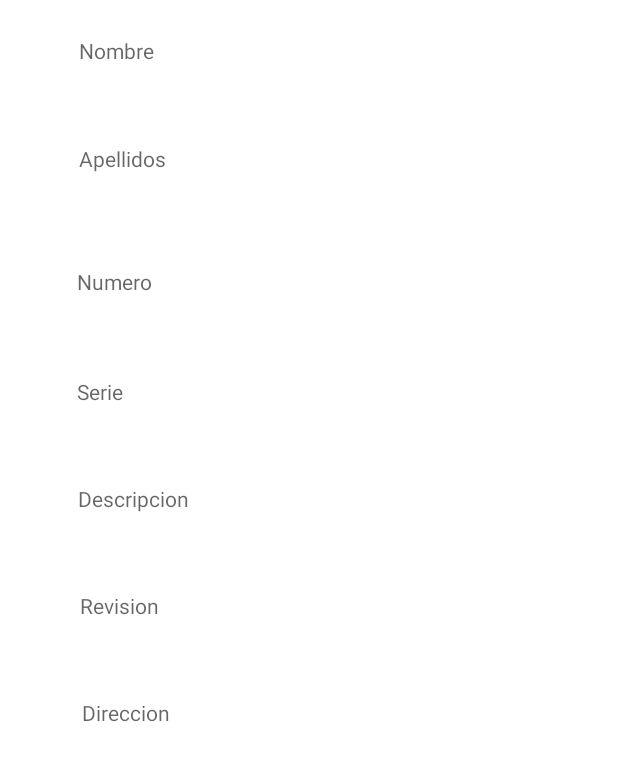
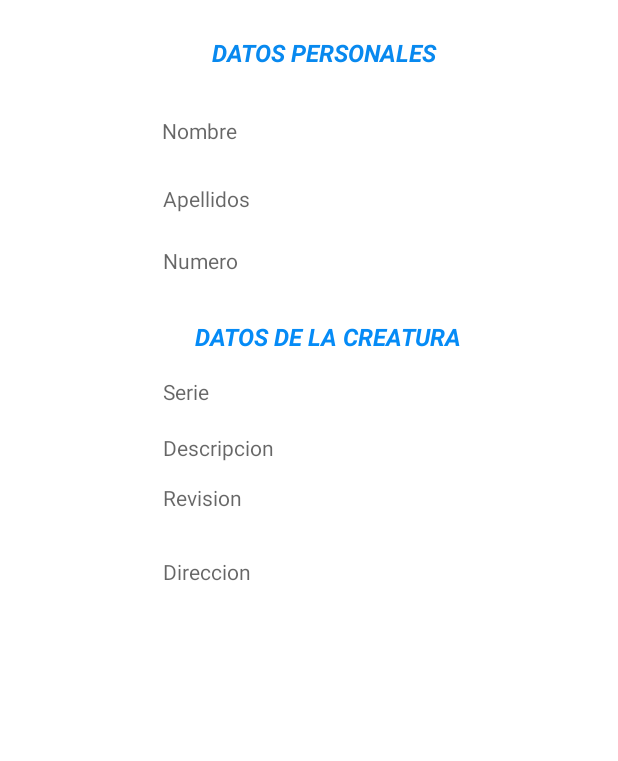
Before and after one commit to Ana-canales/VeterinariaAppNow, an Android app: the layout activity_veterinaria.xml on its own in the app's theme, with its tools: preview values and no code run, on a phone screen of 412 x 824 dp. Shown: the top 761 px of the screen. Run offline under Robolectric (Android 15) with nearby library versions, the phone set to English and light mode, and no system bars.

Commit message:
he decorado el diseño de la interfaz de la pantalla

```diff
--- a/app/src/main/java/com/example/veterinariaapp/NuevoVeterinariaActivity.kt
+++ b/app/src/main/java/com/example/veterinariaapp/NuevoVeterinariaActivity.kt
@@ -37,6 +37,8 @@ class NuevoVeterinariaActivity : AppCompatActivity() {
             val descripcion = descripcion_veti.text.toString()
             val revisiones = revisiones_veti.text.toString()
             val direccion = direccion_veti.text.toString()
+           // val creatura = creatura_veti.text.toString()
+            // val datos = datos_veti.text.toString()
 
             val veterinaria = Veterinaria(nombre, apellido, numero, serie, descripcion, revisiones, direccion)
 
--- a/app/src/main/java/com/example/veterinariaapp/Veterinaria.kt
+++ b/app/src/main/java/com/example/veterinariaapp/Veterinaria.kt
@@ -14,6 +14,8 @@ class Veterinaria(
     val descripcion: String,
     val revisiones: String,
     val direccion: String,
+   // val datos: String,
+   // val creatura: String,
     @PrimaryKey(autoGenerate = true)
     var idVeterinaria: Int = 0
 
--- a/app/src/main/java/com/example/veterinariaapp/VeterinariaActivity.kt
+++ b/app/src/main/java/com/example/veterinariaapp/VeterinariaActivity.kt
@@ -39,6 +39,8 @@ class VeterinariaActivity : AppCompatActivity(){
             descripcion_veterinaria.text = veterinaria.descripcion
             revisiones_veterinaria.text = veterinaria.revisiones
             direccion_veterinaria.text = veterinaria.direccion
+            //datos_veterinaria.text = veterinaria.datos
+           // creatura_veterinaria.text = veterinaria.creatura
 
         })
 
--- a/app/src/main/res/layout/activity_veterinaria.xml
+++ b/app/src/main/res/layout/activity_veterinaria.xml
@@ -7,46 +7,47 @@
 
     <TextView
         android:id="@+id/serie_veterinaria"
-        android:layout_width="308dp"
-        android:layout_height="47dp"
+        android:layout_width="219dp"
+        android:layout_height="25dp"
         android:layout_marginStart="16dp"
-        android:layout_marginTop="24dp"
+        android:layout_marginTop="16dp"
         android:layout_marginEnd="16dp"
         android:hint="Serie"
         app:layout_constraintEnd_toEndOf="parent"
-        app:layout_constraintHorizontal_bias="0.495"
+        app:layout_constraintHorizontal_bias="0.575"
         app:layout_constraintStart_toStartOf="parent"
-        app:layout_constraintTop_toBottomOf="@+id/numero_veterinaria" />
+        app:layout_constraintTop_toBottomOf="@+id/creatura_veterinaria" />
+
+    <TextView
+        android:id="@+id/revisiones_veterinaria"
+        android:layout_width="219dp"
+        android:layout_height="25dp"
+        android:layout_marginStart="16dp"
+        android:layout_marginTop="8dp"
+        android:layout_marginEnd="16dp"
+        android:hint="Revision"
+        app:layout_constraintEnd_toEndOf="parent"
+        app:layout_constraintHorizontal_bias="0.575"
+        app:layout_constraintStart_toStartOf="parent"
+        app:layout_constraintTop_toBottomOf="@+id/descripcion_veterinaria" />
 
     <TextView
         android:id="@+id/descripcion_veterinaria"
-        android:layout_width="308dp"
-        android:layout_height="47dp"
+        android:layout_width="219dp"
+        android:layout_height="25dp"
         android:layout_marginStart="16dp"
-        android:layout_marginTop="24dp"
+        android:layout_marginTop="12dp"
         android:layout_marginEnd="16dp"
         android:hint="Descripcion"
         app:layout_constraintEnd_toEndOf="parent"
+        app:layout_constraintHorizontal_bias="0.575"
         app:layout_constraintStart_toStartOf="parent"
         app:layout_constraintTop_toBottomOf="@+id/serie_veterinaria" />
 
     <TextView
-        android:id="@+id/revisiones_veterinaria"
-        android:layout_width="308dp"
-        android:layout_height="47dp"
-        android:layout_marginStart="16dp"
-        android:layout_marginTop="24dp"
-        android:layout_marginEnd="16dp"
-        android:hint="Revision"
-        app:layout_constraintEnd_toEndOf="parent"
-        app:layout_constraintHorizontal_bias="0.514"
-        app:layout_constraintStart_toStartOf="parent"
-        app:layout_constraintTop_toBottomOf="@+id/descripcion_veterinaria" />
-
-    <TextView
         android:id="@+id/direccion_veterinaria"
-        android:layout_width="308dp"
-        android:layout_height="47dp"
+        android:layout_width="219dp"
+        android:layout_height="25dp"
         android:layout_marginStart="16dp"
         android:layout_marginTop="24dp"
         android:layout_marginEnd="16dp"
@@ -54,47 +55,78 @@
         android:hint="Direccion"
         app:layout_constraintBottom_toBottomOf="parent"
         app:layout_constraintEnd_toEndOf="parent"
-        app:layout_constraintHorizontal_bias="0.533"
+        app:layout_constraintHorizontal_bias="0.575"
         app:layout_constraintStart_toStartOf="parent"
         app:layout_constraintTop_toBottomOf="@+id/revisiones_veterinaria"
-        app:layout_constraintVertical_bias="0.095" />
+        app:layout_constraintVertical_bias="0.0" />
 
     <TextView
         android:id="@+id/numero_veterinaria"
-        android:layout_width="312dp"
-        android:layout_height="49dp"
+        android:layout_width="219dp"
+        android:layout_height="25dp"
         android:layout_marginStart="16dp"
-        android:layout_marginTop="24dp"
+        android:layout_marginTop="16dp"
         android:layout_marginEnd="16dp"
         android:hint="Numero"
         app:layout_constraintEnd_toEndOf="parent"
-        app:layout_constraintHorizontal_bias="0.515"
+        app:layout_constraintHorizontal_bias="0.575"
         app:layout_constraintStart_toStartOf="parent"
         app:layout_constraintTop_toBottomOf="@+id/apellido_veterinaria" />
 
     <TextView
         android:id="@+id/apellido_veterinaria"
-        android:layout_width="310dp"
-        android:layout_height="58dp"
+        android:layout_width="219dp"
+        android:layout_height="25dp"
         android:layout_marginStart="16dp"
-        android:layout_marginTop="24dp"
+        android:layout_marginTop="20dp"
         android:layout_marginEnd="16dp"
         android:hint="Apellidos"
         app:layout_constraintEnd_toEndOf="parent"
-        app:layout_constraintHorizontal_bias="0.524"
+        app:layout_constraintHorizontal_bias="0.575"
         app:layout_constraintStart_toStartOf="parent"
         app:layout_constraintTop_toBottomOf="@+id/nombre_veterinaria" />
 
     <TextView
         android:id="@+id/nombre_veterinaria"
-        android:layout_width="311dp"
-        android:layout_height="48dp"
+        android:layout_width="219dp"
+        android:layout_height="25dp"
         android:layout_marginStart="16dp"
         android:layout_marginTop="24dp"
         android:layout_marginEnd="16dp"
         android:hint="Nombre"
+        android:textColor="#050505"
         app:layout_constraintEnd_toEndOf="parent"
-        app:layout_constraintHorizontal_bias="0.53"
+        app:layout_constraintHorizontal_bias="0.573"
+        app:layout_constraintStart_toStartOf="parent"
+        app:layout_constraintTop_toBottomOf="@+id/datos_veterinaria" />
+
+    <TextView
+        android:id="@+id/datos_veterinaria"
+        android:layout_width="154dp"
+        android:layout_height="29dp"
+        android:layout_marginTop="24dp"
+        android:text="DATOS PERSONALES"
+        android:textAlignment="center"
+        android:textColor="#0889EF"
+        android:textSize="16sp"
+        android:textStyle="bold|italic"
+        app:layout_constraintEnd_toEndOf="parent"
+        app:layout_constraintHorizontal_bias="0.54"
         app:layout_constraintStart_toStartOf="parent"
         app:layout_constraintTop_toTopOf="parent" />
+
+    <TextView
+        android:id="@+id/creatura_veterinaria"
+        android:layout_width="wrap_content"
+        android:layout_height="wrap_content"
+        android:layout_marginTop="24dp"
+        android:text="DATOS DE LA CREATURA"
+        android:textAlignment="center"
+        android:textColor="#058BF6"
+        android:textSize="16sp"
+        android:textStyle="bold|italic"
+        app:layout_constraintEnd_toEndOf="parent"
+        app:layout_constraintHorizontal_bias="0.551"
+        app:layout_constraintStart_toStartOf="parent"
+        app:layout_constraintTop_toBottomOf="@+id/numero_veterinaria" />
 </androidx.constraintlayout.widget.ConstraintLayout>
--- a/app/src/main/res/values/colors.xml
+++ b/app/src/main/res/values/colors.xml
@@ -1,14 +1,14 @@
 <?xml version="1.0" encoding="utf-8"?>
 <resources>
-    <color name="purple_200">#FFBB86FC</color>
-    <color name="purple_500">#FF6200EE</color>
-    <color name="purple_700">#FF3700B3</color>
-    <color name="teal_200">#FF03DAC5</color>
+    <color name="purple_200">#FF9800</color>
+    <color name="purple_500">#E91E63</color>
+    <color name="purple_700">#9C27B0</color>
+    <color name="teal_200">#E91E63</color>
     <color name="teal_700">#FF018786</color>
     <color name="black">#FF000000</color>
     <color name="white">#FFFFFFFF</color>
 
-    <color name="colorPrimary">#6200EE</color>
-    <color name="colorPrimaryDark">#3700B3</color>
-    <color name="colorAccent">#03DAC5</color>
+    <color name="colorPrimary">#E91E63</color>
+    <color name="colorPrimaryDark">#00BCD4</color>
+    <color name="colorAccent">#E91E63</color>
 </resources>
```
Also changed, not shown: app/src/main/res/layout/activity_nuevo_veterinaria.xml (+65 -34 lines), app/src/main/res/layout/item_veterinaria.xml (+47 -11 lines).
